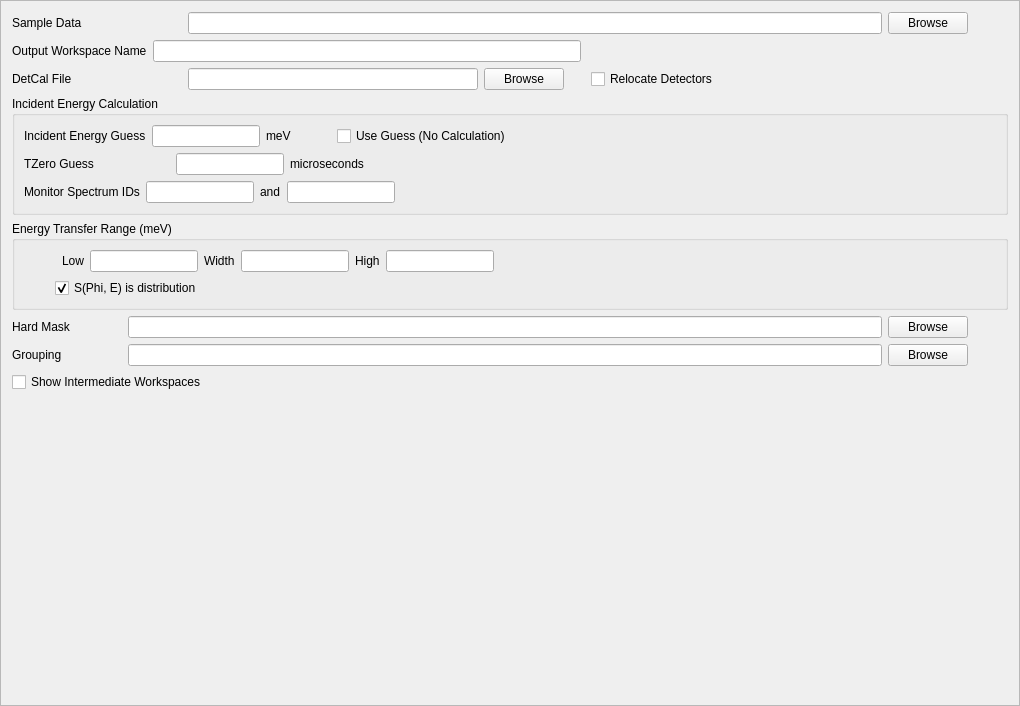
Qt form Code/Mantid/scripts/Interface/ui/inelastic/dgs_sample_setup.ui (mantidproject/mantid) before a commit.
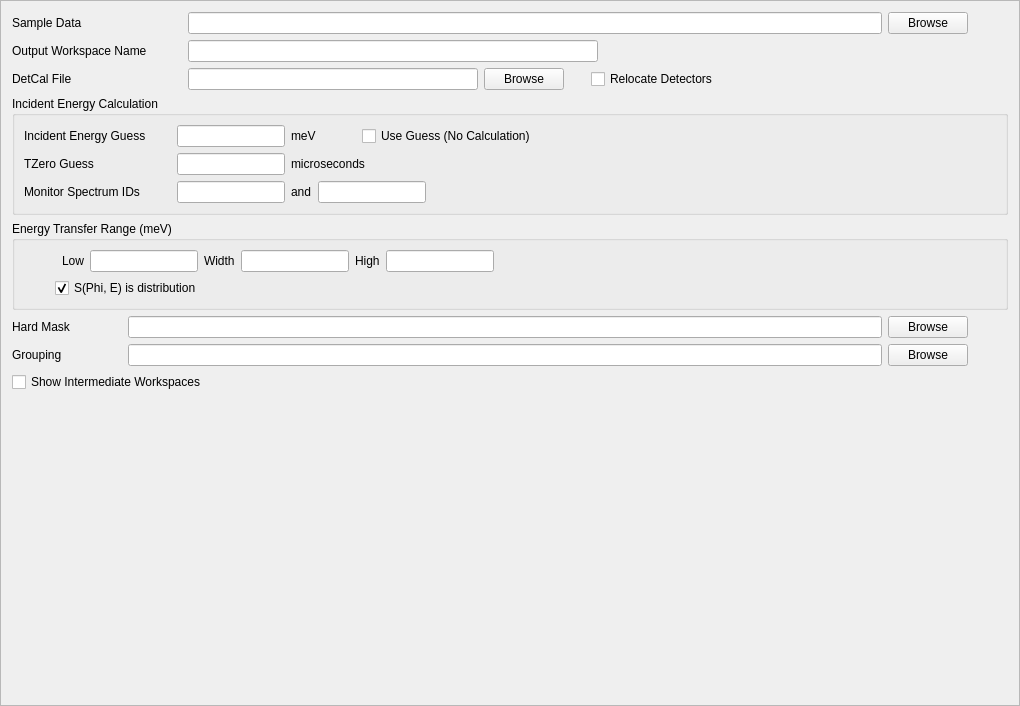
The same form after that commit.

Commit message: Refs #5454. GUI layout tweaks.

What changed in the file:
```diff
--- a/Code/Mantid/scripts/Interface/ui/inelastic/dgs_sample_setup.ui
+++ b/Code/Mantid/scripts/Interface/ui/inelastic/dgs_sample_setup.ui
@@ -67,6 +67,12 @@
     <layout class="QHBoxLayout" name="horizontalLayout_9">
      <item>
       <widget class="QLabel" name="output_ws_label">
+       <property name="minimumSize">
+        <size>
+         <width>170</width>
+         <height>0</height>
+        </size>
+       </property>
        <property name="text">
         <string>Output Workspace Name</string>
        </property>
@@ -162,7 +168,7 @@
          <widget class="QLabel" name="ei_guess_label">
           <property name="minimumSize">
            <size>
-            <width>110</width>
+            <width>147</width>
             <height>0</height>
            </size>
           </property>
@@ -238,7 +244,7 @@
           </property>
           <property name="minimumSize">
            <size>
-            <width>146</width>
+            <width>147</width>
             <height>0</height>
            </size>
           </property>
@@ -250,14 +256,14 @@
         <item>
          <widget class="QLineEdit" name="tzero_guess_edit">
           <property name="sizePolicy">
-           <sizepolicy hsizetype="Minimum" vsizetype="Fixed">
+           <sizepolicy hsizetype="Fixed" vsizetype="Fixed">
             <horstretch>0</horstretch>
             <verstretch>0</verstretch>
            </sizepolicy>
           </property>
           <property name="minimumSize">
            <size>
-            <width>15</width>
+            <width>0</width>
             <height>0</height>
            </size>
           </property>
@@ -289,6 +295,12 @@
        <layout class="QHBoxLayout" name="horizontalLayout_7">
         <item>
          <widget class="QLabel" name="monitor_specid_label">
+          <property name="minimumSize">
+           <size>
+            <width>147</width>
+            <height>0</height>
+           </size>
+          </property>
           <property name="toolTip">
            <string>Override the default monitor spectrum IDs for Ei calculation.</string>
           </property>
@@ -300,14 +312,14 @@
         <item>
          <widget class="QLineEdit" name="monitor1_specid_edit">
           <property name="sizePolicy">
-           <sizepolicy hsizetype="Minimum" vsizetype="Fixed">
+           <sizepolicy hsizetype="Fixed" vsizetype="Fixed">
             <horstretch>0</horstretch>
             <verstretch>0</verstretch>
            </sizepolicy>
           </property>
           <property name="minimumSize">
            <size>
-            <width>10</width>
+            <width>0</width>
             <height>0</height>
            </size>
           </property>
@@ -323,14 +335,14 @@
         <item>
          <widget class="QLineEdit" name="monitor2_specid_edit">
           <property name="sizePolicy">
-           <sizepolicy hsizetype="Minimum" vsizetype="Fixed">
+           <sizepolicy hsizetype="Fixed" vsizetype="Fixed">
             <horstretch>0</horstretch>
             <verstretch>0</verstretch>
            </sizepolicy>
           </property>
           <property name="minimumSize">
            <size>
-            <width>10</width>
+            <width>0</width>
             <height>0</height>
            </size>
           </property>
```
The commit also changes 7 other files.
